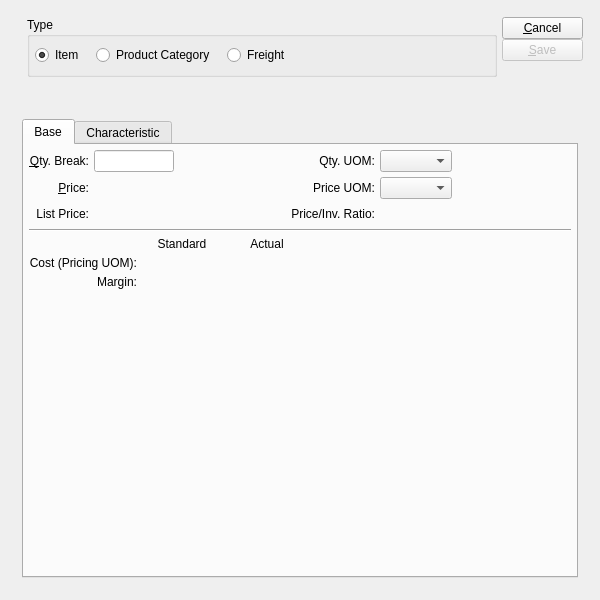
First picture: the form in xtuple/trunk/guiclient/itemPricingScheduleItem.ui, repository WooodHead/xtuple, before the edit.
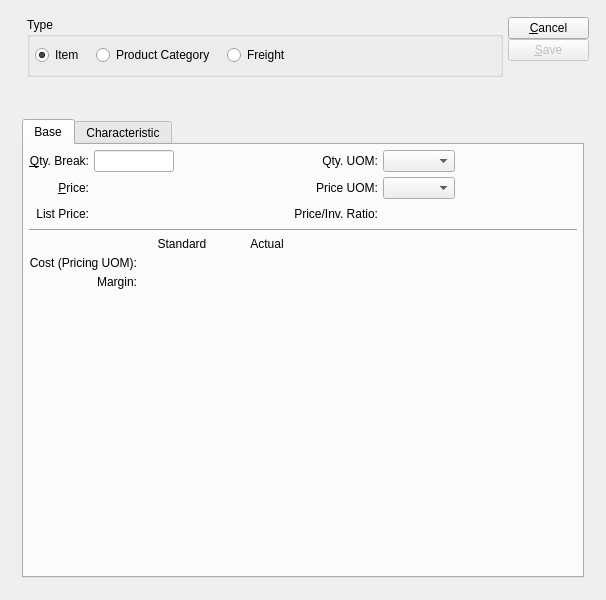
Second picture: the form after the edit. Custom widgets are drawn as their Qt base class.

Commit message: bug #11825 - show more info so rationale for prices can be determined, including list price and discount details. moved primary query to metasql for easier maintenance. fixed tab order and xtreewidget column references.

```diff
--- a/xtuple/trunk/guiclient/itemPricingScheduleItem.ui
+++ b/xtuple/trunk/guiclient/itemPricingScheduleItem.ui
@@ -13,7 +13,7 @@
    <rect>
     <x>0</x>
     <y>0</y>
-    <width>600</width>
+    <width>606</width>
     <height>600</height>
    </rect>
   </property>
```
Left out of the diff: 34 changed lines with no effect on the pictures. The commit also changes 3 other files.
